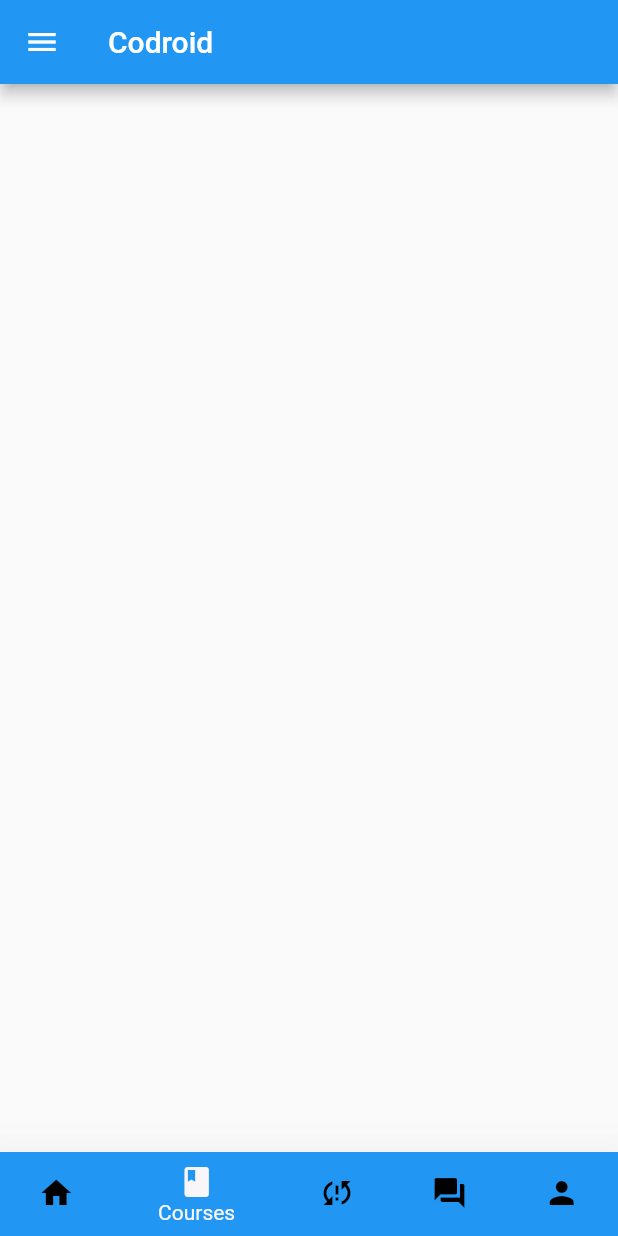
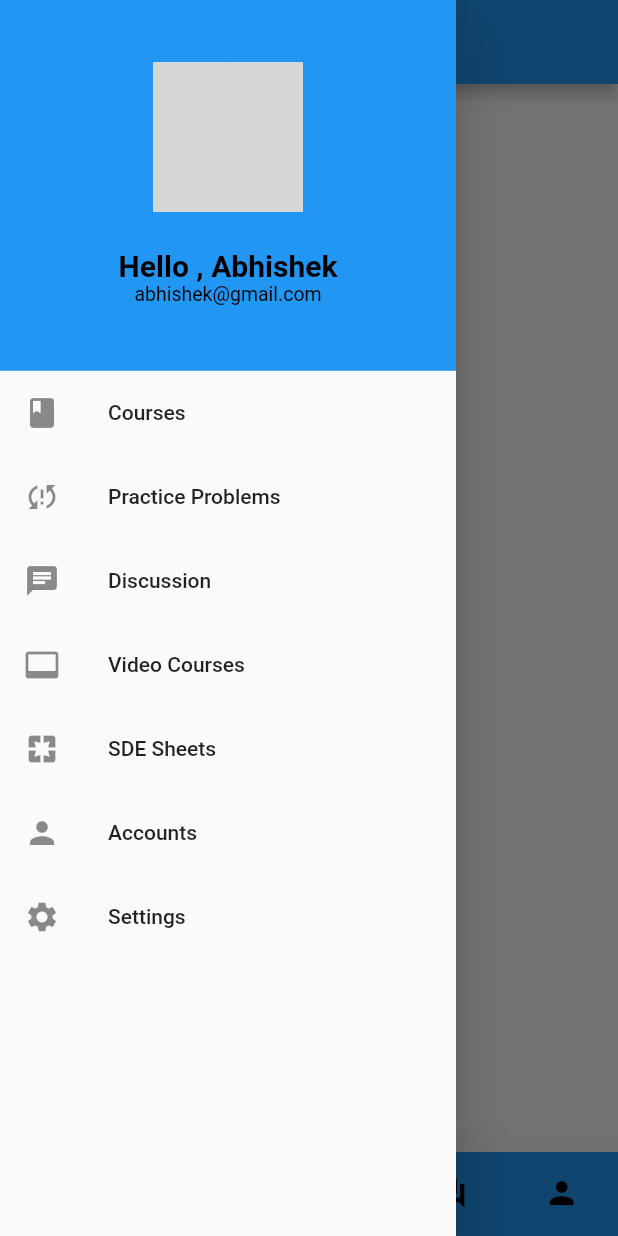
Before and after one commit to abhishekprogrammer18112003/codroid, a Flutter app: the MobileHomeScreen screen opened directly, item 2 of the bottom bar chosen, after a tap on the "menu" icon, on a phone screen of 412 x 824 dp. Run offline on Flutter 3.47's test engine with Material 2 defaults, Android fonts, the phone set to English and light mode, and no system bars; our stand-ins replace firebase_auth, firebase_core, flutter_svg, fluttertoast, get, google_nav_bar and 4 more; accounts and stored records are empty; network calls fail; project files that could hold a hidden picture were left out; grey boxes are pictures that could not be loaded.

Commit message:
connect side menu and add loding lottie

```diff
--- a/lib/main.dart
+++ b/lib/main.dart
@@ -22,10 +22,11 @@ class MyApp extends StatelessWidget {
   @override
   Widget build(BuildContext context) {
     return MaterialApp(
-      title: 'Flutter Demo',
+      title: 'Codroid',
       theme: themes.lighttheme,
       darkTheme: themes.darktheme,
       themeMode: ThemeMode.light,
+      debugShowCheckedModeBanner: false,
       home: Responsive(
         mobile: MobileSplashScreen(),
         desktop: DesktopSplashScreen(),
--- a/lib/mobile/M_home_screen/m_home_screen.dart
+++ b/lib/mobile/M_home_screen/m_home_screen.dart
@@ -76,13 +76,17 @@ class _MobileHomeScreenState extends State<MobileHomeScreen> {
     MobileIdeScreen()
   ];
 
+  final GlobalKey<ScaffoldState> _scaffoldKey = GlobalKey<ScaffoldState>();
+
   @override
   Widget build(BuildContext context) {
     return Scaffold(
+      key: _scaffoldKey,
       appBar: AppBar(
         title: Text("Codroid"),
         automaticallyImplyLeading: false,
-        leading: IconButton(onPressed: () {}, icon: Icon(Icons.menu)),
+        leading: IconButton(onPressed: (){
+        _scaffoldKey.currentState?.openDrawer();}, icon: const Icon(Icons.menu)),
       ),
 
       //drawer
--- a/lib/mobile/login_signup_welcome/Screens/Welcome/components/welcome_image.dart
+++ b/lib/mobile/login_signup_welcome/Screens/Welcome/components/welcome_image.dart
@@ -13,8 +13,8 @@ class WelcomeImage extends StatelessWidget {
   Widget build(BuildContext context) {
     return Column(
       children: [
-        Text(
-          "WELCOME TO CODROID \n        Learn to code \n         enjoy with us",
+        const Text(
+          "WELCOME TO CODROID \n        Learn to code \n         Enjoy with us",
           style: TextStyle(fontWeight: FontWeight.bold),
         ),
         SizedBox(height: defaultPadding * 2),
--- a/lib/mobile/m_practice_screen/webviewpage.dart
+++ b/lib/mobile/m_practice_screen/webviewpage.dart
@@ -10,7 +10,7 @@ class webViewPage extends StatelessWidget {
     return SafeArea(
       child: Scaffold(
         appBar: AppBar(
-          title: Center(child: Text('CODROID      ', style: TextStyle(letterSpacing: 4, fontSize: 22),)),
+          title: const Center(child: Text('CODROID      ', style: TextStyle(letterSpacing: 4, fontSize: 22),)),
           // elevation: 0,
         ),
         body: Stack(
```
Also changed, not shown: lib/mobile/m_practice_screen/m_practicescreen.dart (+20 -21 lines), pubspec.lock.
